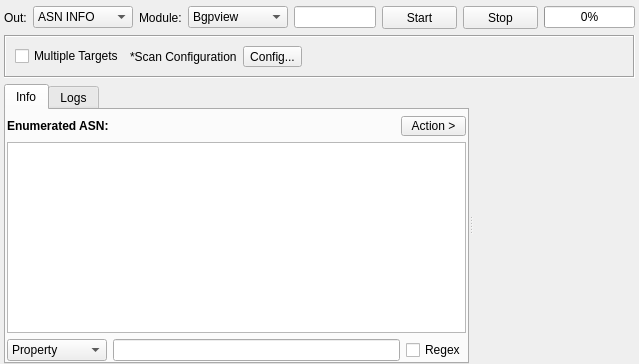
Before: the Qt Designer form sub3suite/src/enums/asn/ASNEnum.ui in 3nock/OTE, drawn with Qt 5.
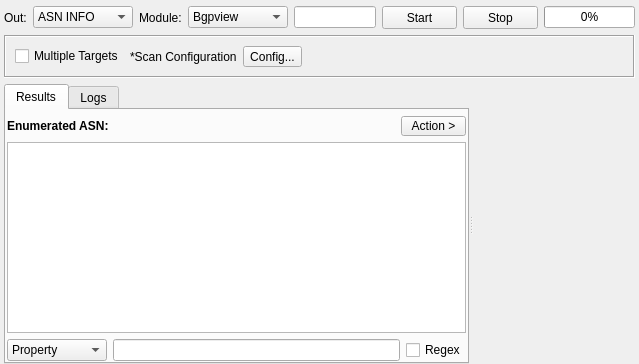
After: the same form once the commit is applied. Custom widgets are drawn as their Qt base class.

The edit to the form file:
```diff
--- a/sub3suite/src/enums/asn/ASNEnum.ui
+++ b/sub3suite/src/enums/asn/ASNEnum.ui
@@ -177,7 +177,7 @@
       </property>
       <widget class="QWidget" name="tabInfo">
        <attribute name="title">
-        <string>Info</string>
+        <string>Results</string>
        </attribute>
        <layout class="QVBoxLayout" name="verticalLayout">
         <property name="leftMargin">
```
Left out of the diff: 2 changed lines with no effect on the pictures.
